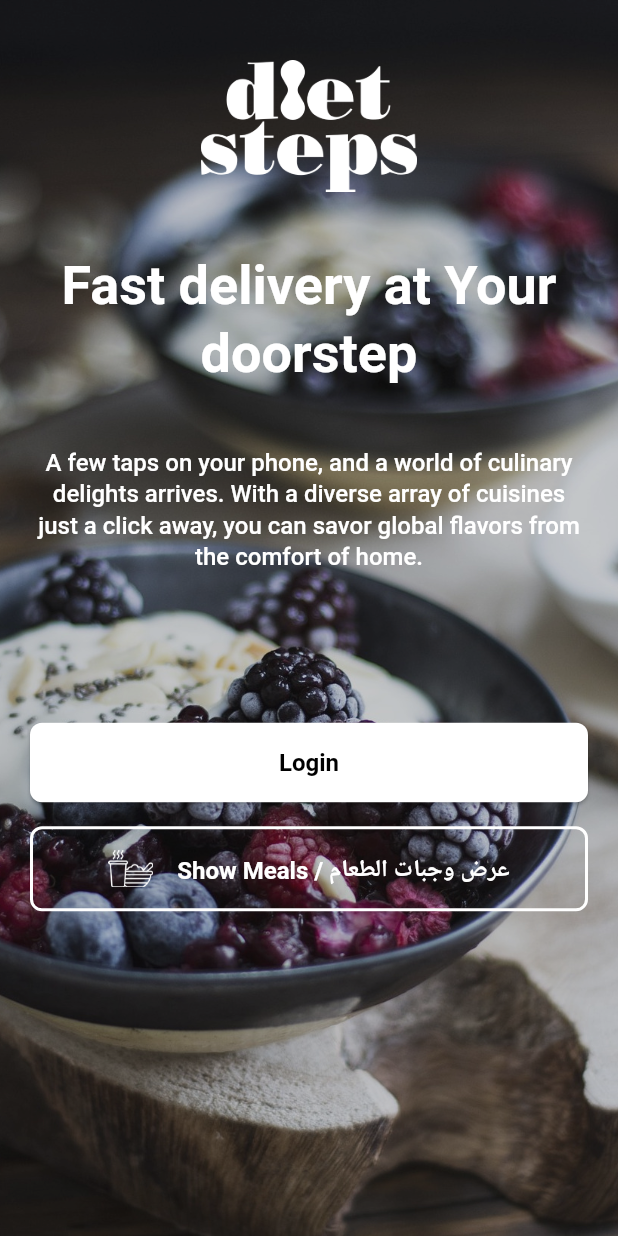
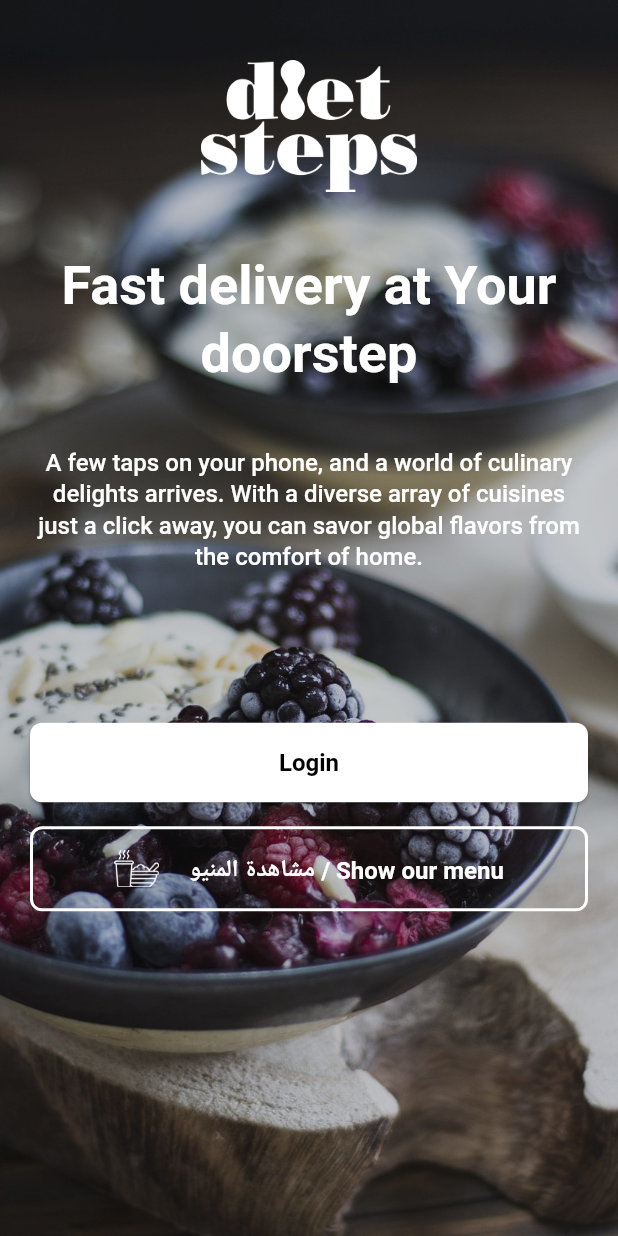
Before and after one commit to pKm49/dietsteps_codeox, a Flutter app: the WelcomePage_Auth screen opened by its route, on a phone screen of 412 x 824 dp. Run offline on Flutter 3.47's test engine with Material 3 defaults, Android fonts, the phone set to English and light mode, and no system bars; our stand-ins replace carousel_slider, device_info_plus, file_picker, firebase_core, firebase_messaging, flutter_local_notifications and 18 more; missing offline and left inert: dart:ffi, flutter_inappwebview, http_interceptor, in_app_update; accounts and stored records are empty; Roboto replaces fonts that are missing (OpenSans); statements that could not run were skipped; key blocks and very long unbroken strings in the code were emptied for the run.

Commit message:
changed showmenu title

```diff
--- a/lib/feature_modules/auth/ui/welcome.page.auth.dart
+++ b/lib/feature_modules/auth/ui/welcome.page.auth.dart
@@ -87,7 +87,7 @@ class WelcomePage_Auth extends StatelessWidget {
                             children: [
                               Image.asset(ASSETS_MEALS,width: 30),
                               addHorizontalSpace(APPSTYLE_SpaceMedium),
-                              Text('Show Meals / عرض وجبات الطعام',
+                              Text(' مشاهدة المنيو / Show our menu',
                                   style: getHeadlineMediumStyle(context).copyWith(
                                       color: APPSTYLE_BackgroundWhite,fontWeight: APPSTYLE_FontWeightBold),
                                   textAlign: TextAlign.center),
```
